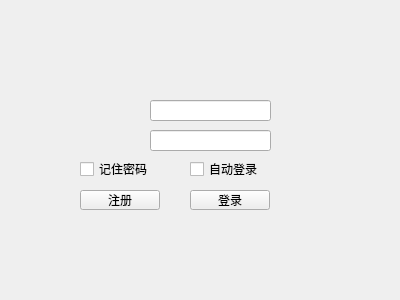
Before: the Qt Designer form client/loginwidget.ui in a-soul-singer/cppTest, drawn with Qt 5.
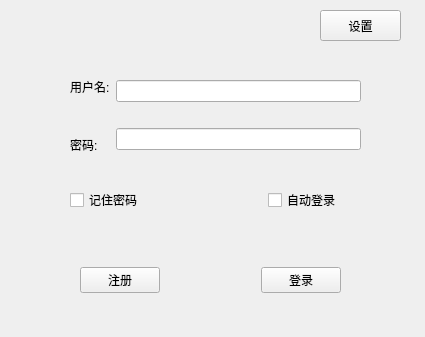
After: the same form once the commit is applied.

Commit message: 完成登录界面的设置子界面

The edit to the form file:
```diff
--- a/client/loginwidget.ui
+++ b/client/loginwidget.ui
@@ -6,97 +6,137 @@
    <rect>
     <x>0</x>
     <y>0</y>
-    <width>400</width>
-    <height>300</height>
+    <width>425</width>
+    <height>337</height>
    </rect>
   </property>
   <property name="windowTitle">
    <string>Form</string>
   </property>
-  <widget class="QPushButton" name="pushButtonLogin">
+  <widget class="QPushButton" name="pushButtonSetting">
    <property name="geometry">
     <rect>
-     <x>190</x>
-     <y>190</y>
-     <width>80</width>
-     <height>20</height>
+     <x>320</x>
+     <y>10</y>
+     <width>81</width>
+     <height>31</height>
     </rect>
    </property>
    <property name="text">
-    <string>登录</string>
+    <string>设置</string>
    </property>
   </widget>
-  <widget class="QLineEdit" name="lineEditUsername">
+  <widget class="QWidget" name="">
    <property name="geometry">
     <rect>
-     <x>150</x>
-     <y>100</y>
-     <width>121</width>
-     <height>21</height>
-    </rect>
-   </property>
-  </widget>
-  <widget class="QLineEdit" name="lineEditPassword">
-   <property name="geometry">
-    <rect>
-     <x>150</x>
-     <y>130</y>
-     <width>121</width>
-     <height>21</height>
-    </rect>
-   </property>
-  </widget>
-  <widget class="QPushButton" name="pushButtonRegister">
-   <property name="geometry">
-    <rect>
      <x>80</x>
-     <y>190</y>
-     <width>80</width>
-     <height>20</height>
+     <y>250</y>
+     <width>261</width>
+     <height>61</height>
     </rect>
    </property>
-   <property name="text">
-    <string>注册</string>
-   </property>
+   <layout class="QHBoxLayout" name="horizontalLayout_3">
+    <item>
+     <widget class="QPushButton" name="pushButtonRegister">
+      <property name="text">
+       <string>注册</string>
+      </property>
+     </widget>
+    </item>
+    <item>
+     <spacer name="horizontalSpacer">
+      <property name="orientation">
+       <enum>Qt::Horizontal</enum>
+      </property>
+      <property name="sizeHint" stdset="0">
+       <size>
+        <width>40</width>
+        <height>20</height>
+       </size>
+      </property>
+     </spacer>
+    </item>
+    <item>
+     <widget class="QPushButton" name="pushButtonLogin">
+      <property name="text">
+       <string>登录</string>
+      </property>
+     </widget>
+    </item>
+   </layout>
   </widget>
-  <widget class="QCheckBox" name="checkBoxRememberPwd">
+  <widget class="QWidget" name="">
    <property name="geometry">
     <rect>
-     <x>80</x>
-     <y>160</y>
-     <width>73</width>
-     <height>18</height>
+     <x>70</x>
+     <y>170</y>
+     <width>291</width>
+     <height>61</height>
     </rect>
    </property>
-   <property name="text">
-    <string>记住密码</string>
-   </property>
+   <layout class="QHBoxLayout" name="horizontalLayout_2">
+    <item>
+     <widget class="QCheckBox" name="checkBoxRememberPwd">
+      <property name="text">
+       <string>记住密码</string>
+      </property>
+     </widget>
+    </item>
+    <item>
+     <widget class="QLabel" name="labelStatus">
+      <property name="text">
+       <string/>
+      </property>
+     </widget>
+    </item>
+    <item>
+     <widget class="QCheckBox" name="checkBoxAutoLogin">
+      <property name="text">
+       <string>自动登录</string>
+      </property>
+     </widget>
+    </item>
+   </layout>
   </widget>
-  <widget class="QCheckBox" name="checkBoxAutoLogin">
+  <widget class="QWidget" name="">
    <property name="geometry">
     <rect>
-     <x>190</x>
-     <y>160</y>
-     <width>73</width>
-     <height>18</height>
+     <x>70</x>
+     <y>60</y>
+     <width>291</width>
+     <height>111</height>
     </rect>
    </property>
-   <property name="text">
-    <string>自动登录</string>
-   </property>
-  </widget>
-  <widget class="QLabel" name="labelStatus">
-   <property name="geometry">
-    <rect>
-     <x>80</x>
-     <y>220</y>
-     <width>191</width>
-     <height>16</height>
-    </rect>
-   </property>
-   <property name="text">
-    <string/>
-   </property>
+   <layout class="QHBoxLayout" name="horizontalLayout">
+    <item>
+     <layout class="QVBoxLayout" name="verticalLayout">
+      <item>
+       <widget class="QLabel" name="labelUserName">
+        <property name="text">
+         <string>用户名:</string>
+        </property>
+       </widget>
+      </item>
+      <item>
+       <widget class="QLabel" name="labelPassWord">
+        <property name="text">
+         <string>密码:</string>
+        </property>
+       </widget>
+      </item>
+     </layout>
+    </item>
+    <item>
+     <layout class="QVBoxLayout" name="verticalLayout_2">
+      <item>
+       <widget class="QLineEdit" name="lineEditUsername"/>
+      </item>
+      <item>
+       <widget class="QLineEdit" name="lineEditPassword"/>
+      </item>
+     </layout>
+    </item>
+   </layout>
   </widget>
  </widget>
  <resources/>
```
The commit also changes 6 other files.
